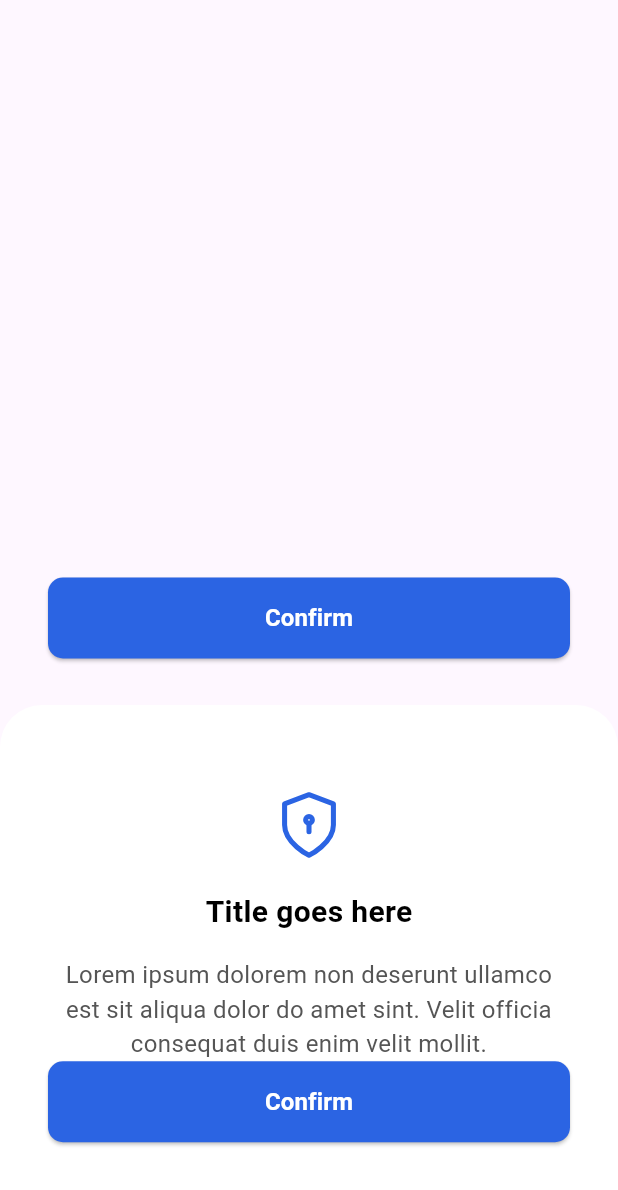
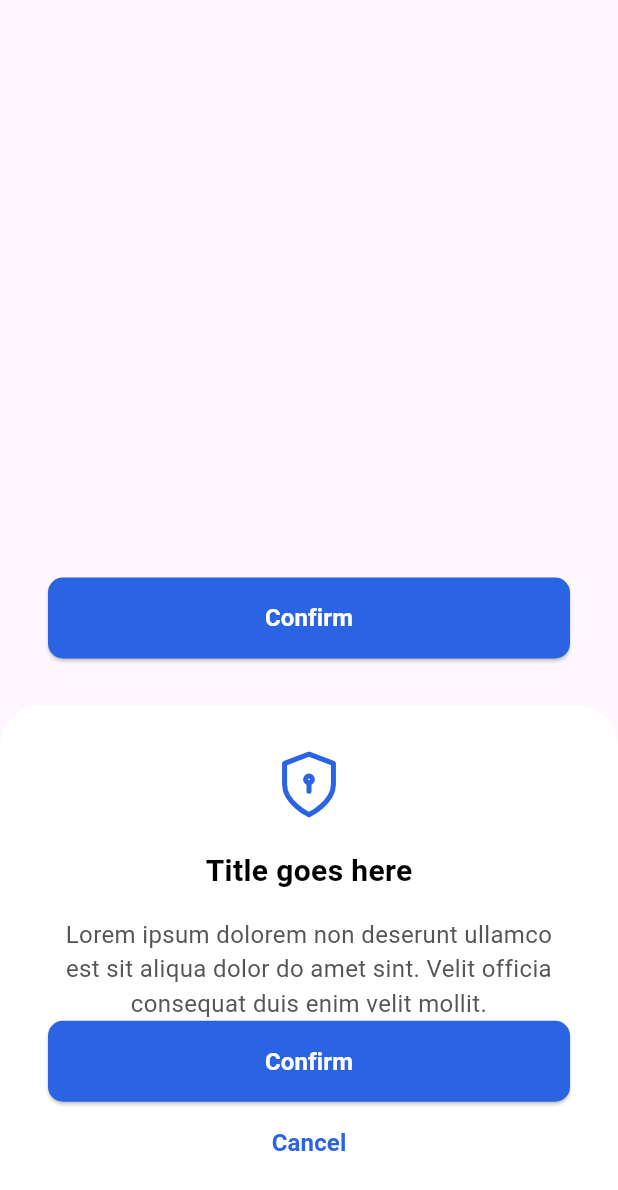
Before and after one commit to HamzaAlwajeeh/Mobile-App-Level-Four, a Flutter app: the screen it shows after launch, after a tap on "Confirm", on a phone screen of 412 x 824 dp. Shown: the top 1190 px of the screen. Run offline on Flutter 3.47's test engine with Material 3 defaults, Android fonts, the phone set to English and light mode, and no system bars; our stand-ins replace flutter_svg.

Commit message:
Create Custom Text Button

```diff
--- a/lib/learning_value_notifire/widgets/custom_buttom_sheet.dart
+++ b/lib/learning_value_notifire/widgets/custom_buttom_sheet.dart
@@ -1,5 +1,6 @@
 import 'package:flutter/material.dart';
 import 'package:mobile_app_level_four/learning_value_notifire/widgets/custom_button1.dart';
+import 'package:mobile_app_level_four/learning_value_notifire/widgets/custom_text_button.dart';
 import 'package:mobile_app_level_four/learning_value_notifire/widgets/permission_info.dart';
 
 class CustomButtomSheet extends StatelessWidget {
@@ -19,11 +20,7 @@ class CustomButtomSheet extends StatelessWidget {
         ),
         child: Column(
           mainAxisAlignment: MainAxisAlignment.center,
-          children: [
-            PermissionInfo(),
-            CustomButton1(),
-            // CustomTextButton(),
-          ],
+          children: [PermissionInfo(), CustomButton1(), CustomTextButton()],
         ),
       ),
     );
--- /dev/null
+++ b/lib/learning_value_notifire/widgets/custom_text_button.dart
@@ -0,0 +1,26 @@
+import 'package:flutter/material.dart';
+
+class CustomTextButton extends StatelessWidget {
+  const CustomTextButton({super.key});
+
+  @override
+  Widget build(BuildContext context) {
+    return TextButton(
+      onPressed: () {
+        Navigator.pop(context);
+      },
+      style: TextButton.styleFrom(
+        minimumSize: Size(MediaQuery.of(context).size.width - 64, 54),
+        shape: RoundedRectangleBorder(borderRadius: BorderRadius.circular(10)),
+      ),
+      child: Text(
+        'Cancel',
+        style: TextStyle(
+          fontSize: 16,
+          fontWeight: FontWeight.w600,
+          color: Color(0xff2B64E3),
+        ),
+      ),
+    );
+  }
+}
```
